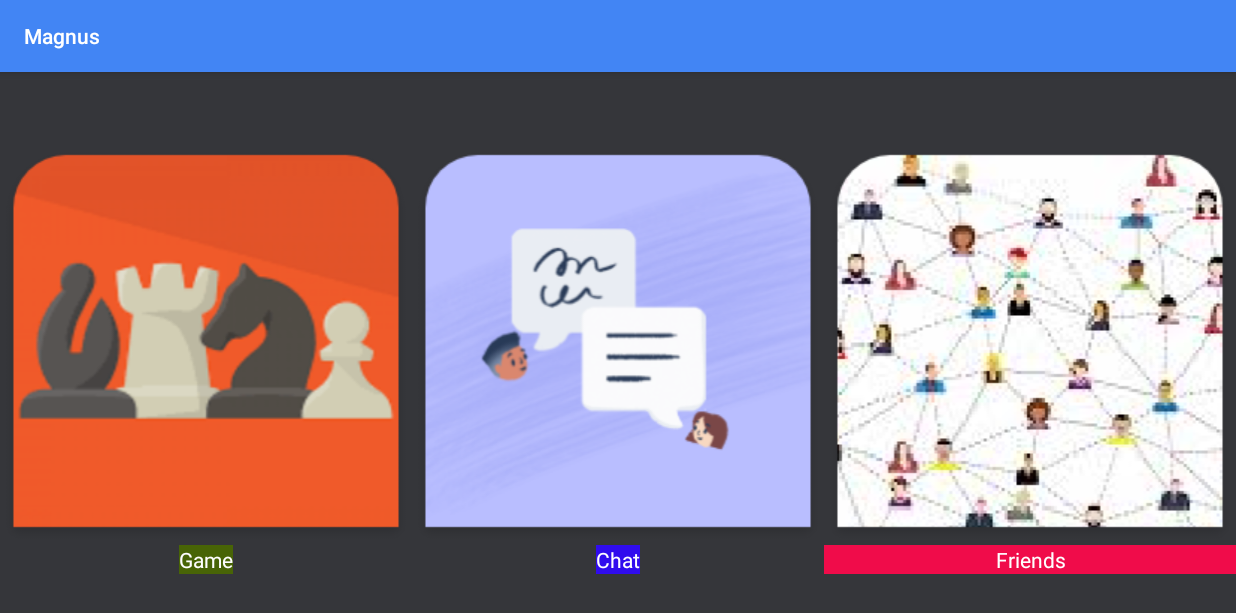
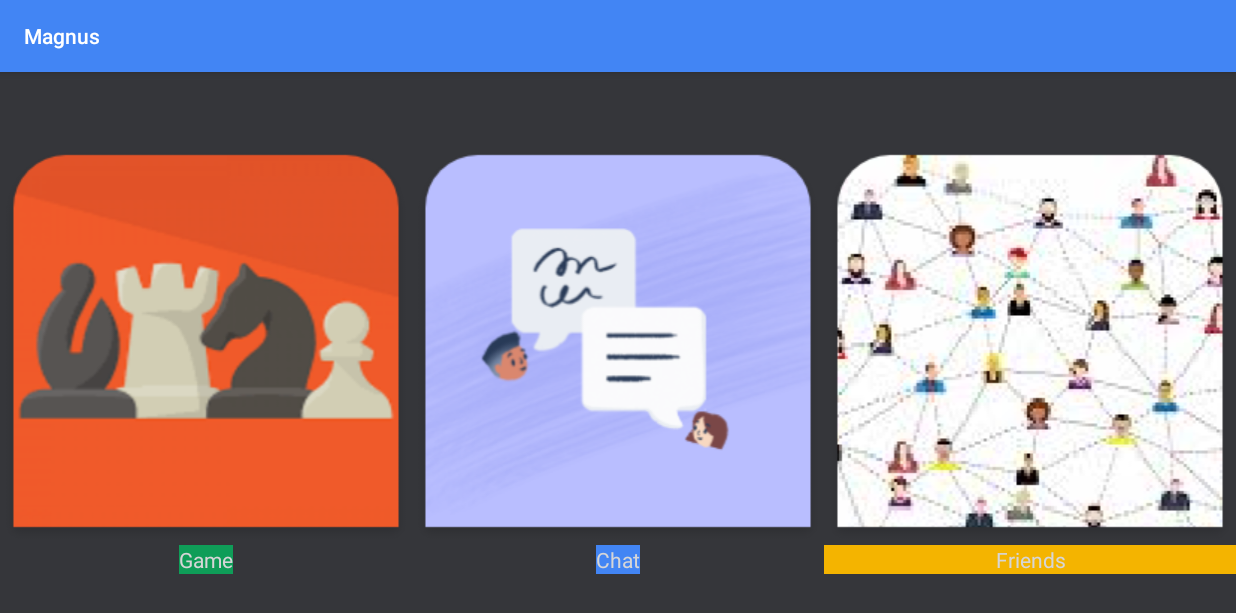
Before and after one commit to Lyxaaa/magnus-client, an Android app: the Home screen opened directly, with no data from a screen before it, on a phone screen of 824 x 412 dp (held sideways). Shown: the top 613 px of the screen. Run offline under Robolectric (Android 15) with nearby library versions, the phone set to English and light mode, and no system bars.

Commit message:
button colours set

```diff
--- a/app/src/main/res/values/colors.xml
+++ b/app/src/main/res/values/colors.xml
@@ -2,7 +2,7 @@
 <resources>
     <color name="colorPrimary">@color/blue</color>
     <color name="colorPrimaryDark">@color/blue</color>
-    <color name="colorAccent">@color/red</color>
+    <color name="colorAccent">@color/blue</color>
     <color name="credentialsDefault">@color/green</color>
     <color name="credentialsError">@color/red</color>
     <color name="backgroundFocus">@color/dark</color>
@@ -22,8 +22,7 @@
     <color name="red">#DB4437</color>
     <color name="wed">#ed9097</color>
 
-    <color name="gameBtn">#486406</color>
-    <color name="chatBtn">#300CEE</color>
-    <color name="friendsBtn">#F00C4A</color>
-    <color name="whiteText">#FFFFFF</color>
+    <color name="gameBtn">@color/green</color>
+    <color name="chatBtn">@color/blue</color>
+    <color name="friendsBtn">@color/yellow</color>
 </resources>
--- a/app/src/main/res/values/styles.xml
+++ b/app/src/main/res/values/styles.xml
@@ -6,6 +6,7 @@
         <item name="android:colorBackground">@color/darker</item>
         <item name="android:colorForeground">@color/white</item>
         <item name="android:textColorPrimary">@color/white</item>
+        <item name="android:fontFamily">sans-serif</item>
 <!--        <item name="preferenceTheme">@style/PreferenceThemeOverlay.v14.Material</item>-->
     </style>
 <!--    <style name="AppPreference">-->
```
